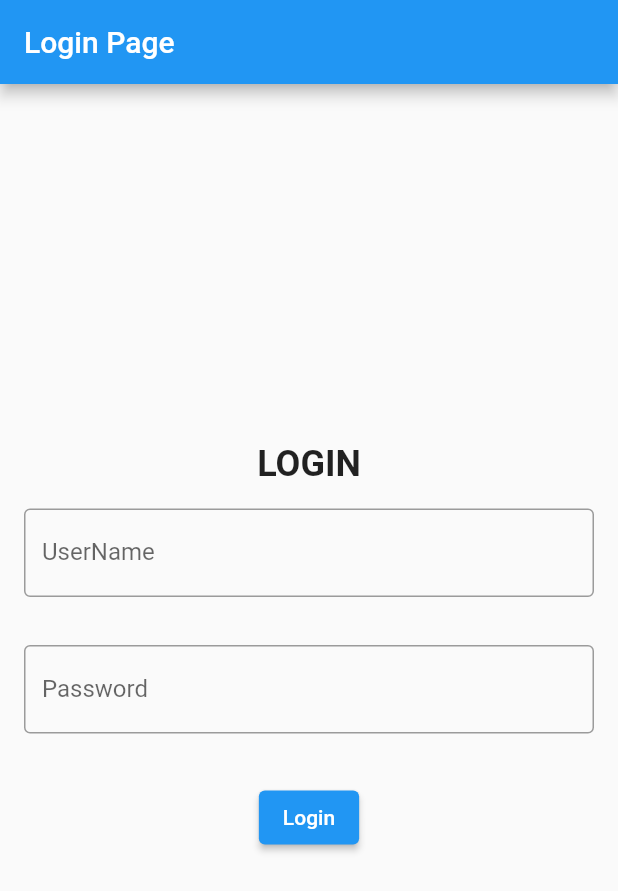
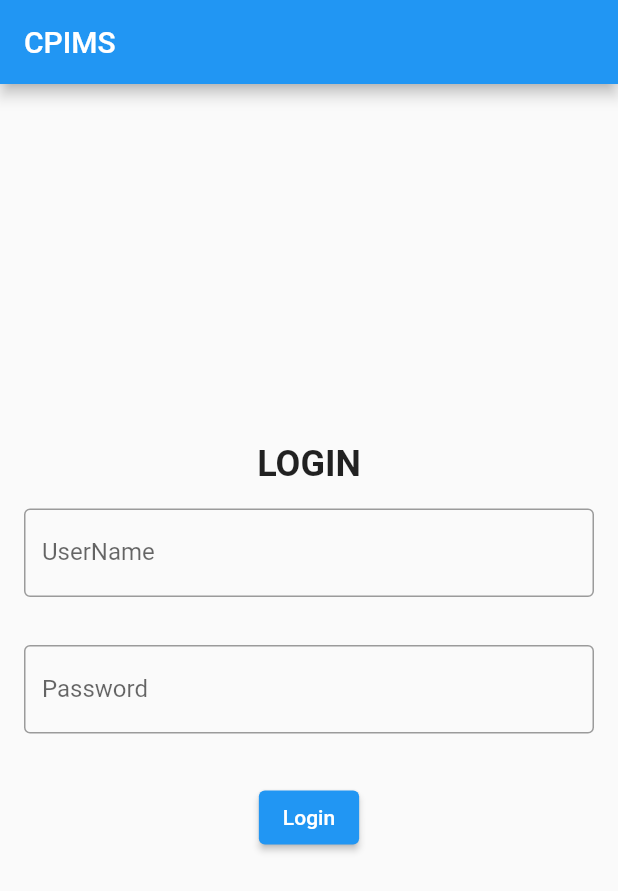
Before and after one commit to samAricha/cpims_flutter, a Flutter app: the screen it shows after launch, on a phone screen of 412 x 824 dp. Shown: the top 891 px of the screen. Run offline on Flutter 3.47's test engine with Material 2 defaults, Android fonts, the phone set to English and light mode, and no system bars.

Commit message:
top bar names

```diff
--- a/lib/main.dart
+++ b/lib/main.dart
@@ -45,7 +45,7 @@ class _LoginState extends State<LoginPage> {
   Widget build(BuildContext context) {
     return Scaffold(
       appBar: AppBar(
-        title: const Text("Login Page"),
+        title: const Text("CPIMS"),
       ),
       body: Form(
         key: _formKey,
```
